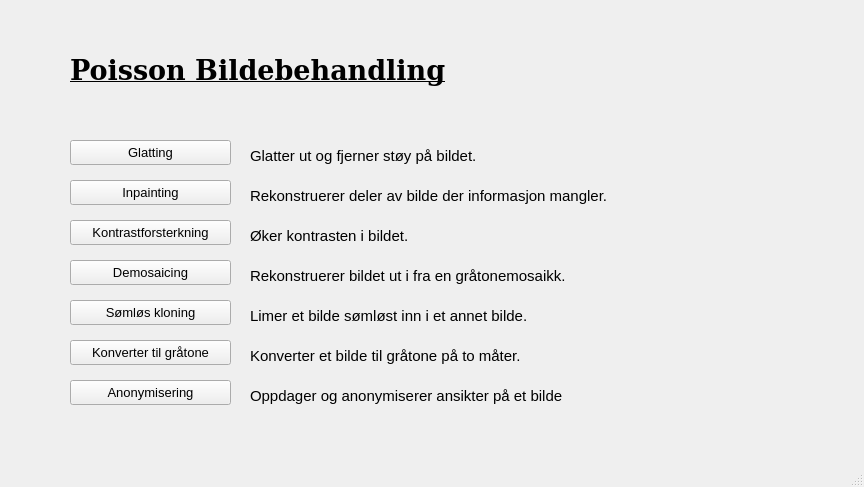
Qt form src/Main.ui (jegerud/Sciprog2020project) before a commit.
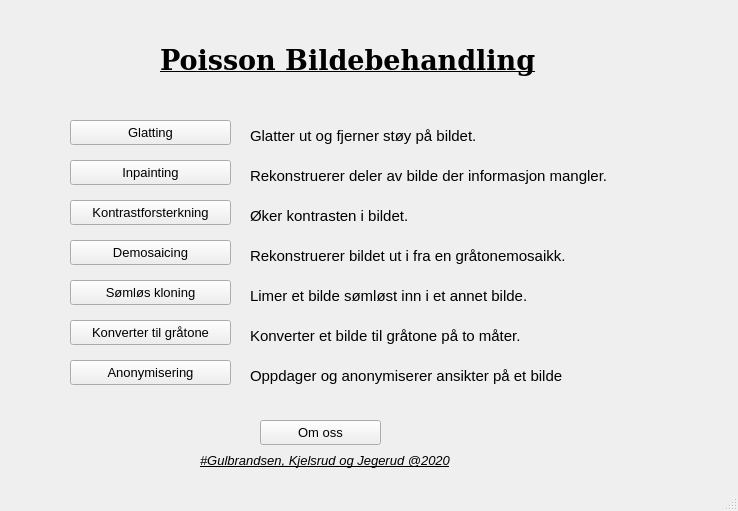
The same form after that commit.

Commit message: Liten design endring

Patch:
```diff
--- a/src/Main.ui
+++ b/src/Main.ui
@@ -6,8 +6,8 @@
    <rect>
     <x>0</x>
     <y>0</y>
-    <width>864</width>
-    <height>487</height>
+    <width>738</width>
+    <height>511</height>
    </rect>
   </property>
   <property name="windowTitle">
@@ -21,7 +21,7 @@
     <property name="geometry">
      <rect>
       <x>250</x>
-      <y>140</y>
+      <y>120</y>
       <width>321</width>
       <height>31</height>
      </rect>
@@ -38,9 +38,9 @@
    <widget class="QLabel" name="label">
     <property name="geometry">
      <rect>
-      <x>70</x>
-      <y>40</y>
-      <width>741</width>
+      <x>160</x>
+      <y>30</y>
+      <width>391</width>
       <height>61</height>
      </rect>
     </property>
@@ -62,7 +62,7 @@
     <property name="geometry">
      <rect>
       <x>70</x>
-      <y>140</y>
+      <y>120</y>
       <width>161</width>
       <height>25</height>
      </rect>
@@ -80,7 +80,7 @@
     <property name="geometry">
      <rect>
       <x>70</x>
-      <y>220</y>
+      <y>200</y>
       <width>161</width>
       <height>25</height>
      </rect>
@@ -98,7 +98,7 @@
     <property name="geometry">
      <rect>
       <x>250</x>
-      <y>220</y>
+      <y>200</y>
       <width>271</width>
       <height>31</height>
      </rect>
@@ -116,7 +116,7 @@
     <property name="geometry">
      <rect>
       <x>250</x>
-      <y>180</y>
+      <y>160</y>
       <width>481</width>
       <height>31</height>
      </rect>
@@ -134,7 +134,7 @@
     <property name="geometry">
      <rect>
       <x>70</x>
-      <y>180</y>
+      <y>160</y>
       <width>161</width>
       <height>25</height>
      </rect>
@@ -152,7 +152,7 @@
     <property name="geometry">
      <rect>
       <x>250</x>
-      <y>260</y>
+      <y>240</y>
       <width>361</width>
       <height>31</height>
      </rect>
@@ -170,7 +170,7 @@
     <property name="geometry">
      <rect>
       <x>70</x>
-      <y>260</y>
+      <y>240</y>
       <width>161</width>
       <height>25</height>
      </rect>
@@ -188,7 +188,7 @@
     <property name="geometry">
      <rect>
       <x>250</x>
-      <y>300</y>
+      <y>280</y>
       <width>301</width>
       <height>31</height>
      </rect>
@@ -206,7 +206,7 @@
     <property name="geometry">
      <rect>
       <x>70</x>
-      <y>300</y>
+      <y>280</y>
       <width>161</width>
       <height>25</height>
      </rect>
@@ -224,7 +224,7 @@
     <property name="geometry">
      <rect>
       <x>250</x>
-      <y>340</y>
+      <y>320</y>
       <width>301</width>
       <height>31</height>
      </rect>
@@ -242,7 +242,7 @@
     <property name="geometry">
      <rect>
       <x>70</x>
-      <y>340</y>
+      <y>320</y>
       <width>161</width>
       <height>25</height>
      </rect>
@@ -260,7 +260,7 @@
     <property name="geometry">
      <rect>
       <x>250</x>
-      <y>380</y>
+      <y>360</y>
       <width>331</width>
       <height>31</height>
      </rect>
@@ -278,7 +278,7 @@
     <property name="geometry">
      <rect>
       <x>70</x>
-      <y>380</y>
+      <y>360</y>
       <width>161</width>
       <height>25</height>
      </rect>
@@ -292,6 +292,44 @@
      <string>Anonymisering</string>
     </property>
    </widget>
+   <widget class="QPushButton" name="about">
+    <property name="geometry">
+     <rect>
+      <x>260</x>
+      <y>420</y>
+      <width>121</width>
+      <height>25</height>
+     </rect>
+    </property>
+    <property name="font">
+     <font>
+      <pointsize>10</pointsize>
+     </font>
+    </property>
+    <property name="text">
+     <string>Om oss</string>
+    </property>
+   </widget>
+   <widget class="QLabel" name="glattingTekst_8">
+    <property name="geometry">
+     <rect>
+      <x>200</x>
+      <y>440</y>
+      <width>331</width>
+      <height>41</height>
+     </rect>
+    </property>
+    <property name="font">
+     <font>
+      <pointsize>10</pointsize>
+      <italic>true</italic>
+      <underline>true</underline>
+     </font>
+    </property>
+    <property name="text">
+     <string>#Gulbrandsen, Kjelsrud og Jegerud @2020</string>
+    </property>
+   </widget>
   </widget>
   <widget class="QStatusBar" name="statusbar"/>
  </widget>
```
